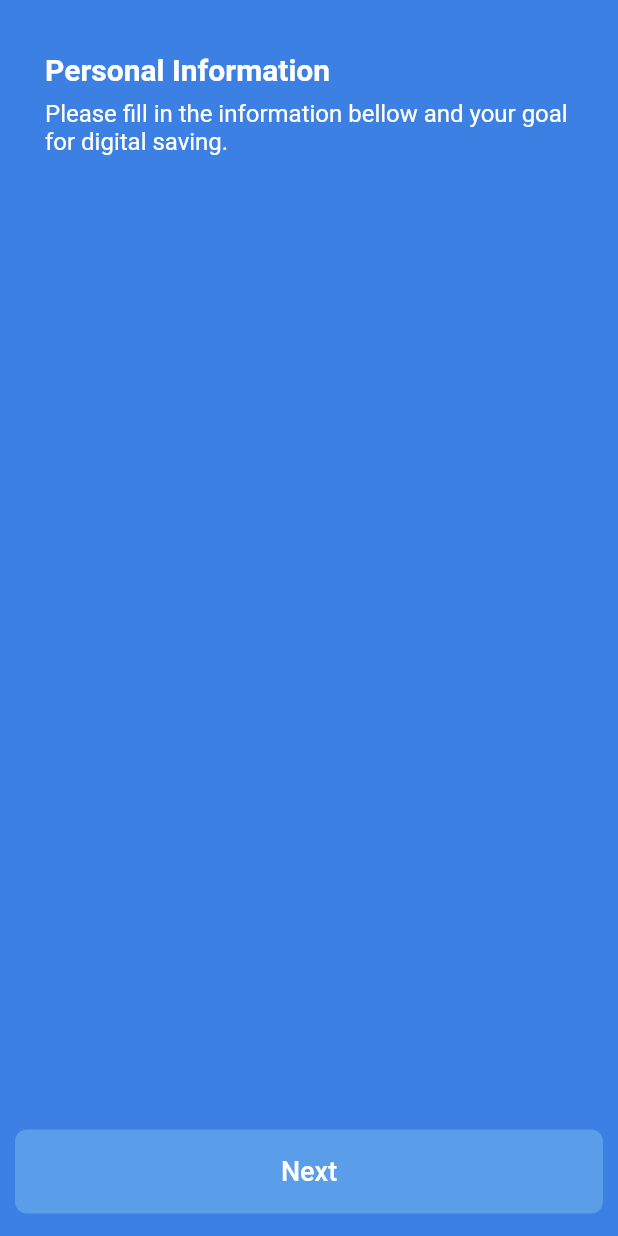
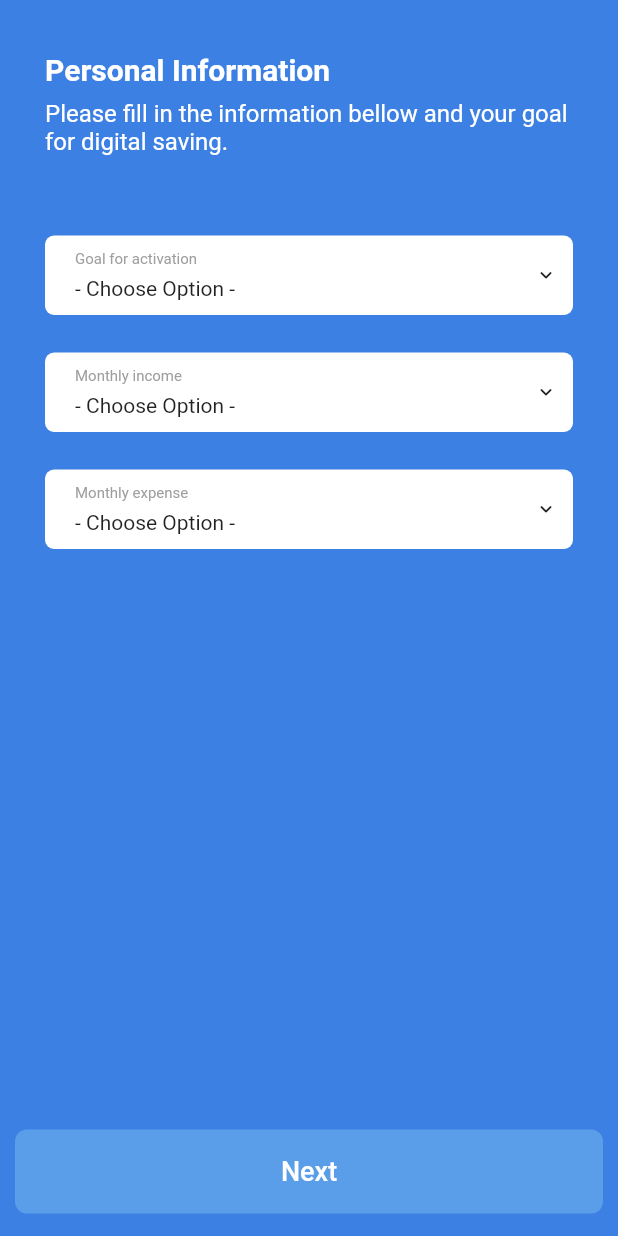
Before and after one commit to grinaldiwisnu/bank-jago-app, a Flutter app: the PersonalUI screen opened directly, on a phone screen of 412 x 824 dp. Run offline on Flutter 3.47's test engine with Material 2 defaults, Android fonts, the phone set to English and light mode, and no system bars.

Commit message:
finish personal ui create custom dropdown button with scrollbar and expanded box

```diff
--- a/lib/ui/personal_ui.dart
+++ b/lib/ui/personal_ui.dart
@@ -1,5 +1,6 @@
 import 'package:flutter/material.dart';
 import 'package:gin_finans/widget/base_button.dart';
+import 'package:gin_finans/widget/dropdown_custom.dart';
 
 class PersonalUI extends StatefulWidget {
   final int slideIndex;
@@ -13,6 +14,16 @@ class PersonalUI extends StatefulWidget {
 
 class _PersonalUIState extends State<PersonalUI> {
   final formKey = GlobalKey<FormState>();
+  List<String> listGoals = [
+    "Saving 1-10M",
+    "Saving 11-20M",
+    "Saving 21-30M",
+    "Saving Above 50M"
+  ];
+  List<String> listIncome = ["1-5M", "6-15M", "16-25M", "Above 25M"];
+  List<String> listExpense = ["1-5M", "6-15M", "16-25M", "Above 25M"];
+
+  int selectedGoals, selectedIncome, selectedExpense;
 
   @override
   Widget build(BuildContext context) {
@@ -44,8 +55,44 @@ class _PersonalUIState extends State<PersonalUI> {
                     ),
                   ),
                   Padding(
-                      padding: const EdgeInsets.only(top: 25, bottom: 35),
-                      child: Container()),
+                      padding: const EdgeInsets.only(
+                        top: 45,
+                      ),
+                      child: DropdownCustom(
+                        title: "Goal for activation",
+                        list: listGoals,
+                        onChange: (val) {
+                          selectedGoals = val;
+                        },
+                        groupValue: selectedGoals,
+                        label: "- Choose Option -",
+                      )),
+                  Padding(
+                      padding: const EdgeInsets.only(
+                        top: 25,
+                      ),
+                      child: DropdownCustom(
+                        title: "Monthly income",
+                        list: listIncome,
+                        onChange: (val) {
+                          selectedIncome = val;
+                        },
+                        groupValue: selectedIncome,
+                        label: "- Choose Option -",
+                      )),
+                  Padding(
+                      padding: const EdgeInsets.only(
+                        top: 25,
+                      ),
+                      child: DropdownCustom(
+                        title: "Monthly expense",
+                        list: listExpense,
+                        onChange: (val) {
+                          selectedExpense = val;
+                        },
+                        groupValue: selectedExpense,
+                        label: "- Choose Option -",
+                      )),
                 ],
               ),
             ),
@@ -55,7 +102,12 @@ class _PersonalUIState extends State<PersonalUI> {
                 bottom: MediaQuery.of(context).viewInsets.bottom),
             child: BaseButton(
               onTap: () {
-                if (formKey.currentState.validate()) {
+                if ((selectedIncome != null &&
+                        selectedGoals != null &&
+                        selectedExpense != null) &&
+                    (selectedIncome > 0 &&
+                        selectedGoals > 0 &&
+                        selectedExpense > 0)) {
                   widget.next(true);
                 } else {
                   widget.next(false);
--- /dev/null
+++ b/lib/widget/dropdown_custom.dart
@@ -0,0 +1,114 @@
+import 'package:flutter/material.dart';
+import 'package:gin_finans/widget/ExpandedBox.dart';
+import 'package:gin_finans/widget/custom_scrollbar.dart';
+
+class DropdownCustom extends StatefulWidget {
+  final List<String> list;
+  final String title;
+  bool isStrechedDropDown = false;
+  Function(int) onChange;
+  int groupValue;
+  String label = '- Choose Option -';
+
+  DropdownCustom(
+      {Key key,
+      this.list,
+      this.title,
+      this.onChange,
+      this.groupValue,
+      this.label})
+      : super(key: key);
+
+  @override
+  _DropdownCustomState createState() => _DropdownCustomState();
+}
+
+class _DropdownCustomState extends State<DropdownCustom> {
+  @override
+  Widget build(BuildContext context) {
+    return Container(
+      decoration: BoxDecoration(
+          color: Colors.white,
+          borderRadius: BorderRadius.all(Radius.circular(6))),
+      child: Column(
+        children: [
+          Container(
+              // height: 45,
+              width: double.infinity,
+              padding: EdgeInsets.only(right: 10),
+              decoration: BoxDecoration(
+                  borderRadius: BorderRadius.all(Radius.circular(6))),
+              constraints: BoxConstraints(
+                minHeight: 45,
+                minWidth: double.infinity,
+              ),
+              alignment: Alignment.center,
+              child: Row(
+                mainAxisAlignment: MainAxisAlignment.spaceBetween,
+                children: [
+                  Expanded(
+                    child: Padding(
+                      padding: const EdgeInsets.symmetric(
+                          horizontal: 20, vertical: 10),
+                      child: Column(
+                        crossAxisAlignment: CrossAxisAlignment.start,
+                        children: [
+                          Text(
+                            widget.title,
+                            style: TextStyle(fontSize: 10, color: Colors.grey),
+                          ),
+                          SizedBox(
+                            height: 5,
+                          ),
+                          Text(
+                            widget.label,
+                          ),
+                        ],
+                      ),
+                    ),
+                  ),
+                  GestureDetector(
+                      onTap: () {
+                        setState(() {
+                          widget.isStrechedDropDown =
+                              !widget.isStrechedDropDown;
+                        });
+                      },
+                      child: Icon(
+                        widget.isStrechedDropDown
+                            ? Icons.keyboard_arrow_up_rounded
+                            : Icons.keyboard_arrow_down_rounded,
+                        size: 16,
+                      ))
+                ],
+              )),
+          ExpandedBox(
+            expand: widget.isStrechedDropDown,
+            height: 100,
+            child: CustomScrollbar(
+              builder: (context, scrollController2) => ListView.builder(
+                  padding: EdgeInsets.all(0),
+                  controller: scrollController2,
+                  shrinkWrap: true,
+                  itemCount: widget.list.length,
+                  itemBuilder: (context, index) {
+                    return RadioListTile(
+                        title: Text(widget.list.elementAt(index)),
+                        value: index,
+                        groupValue: widget.groupValue,
+                        onChanged: (val) {
+                          setState(() {
+                            widget.groupValue = val;
+                            widget.label = widget.list.elementAt(index);
+                            widget.isStrechedDropDown = false;
+                            widget.onChange(index);
+                          });
+                        });
+                  }),
+            ),
+          )
+        ],
+      ),
+    );
+  }
+}
```
Also changed, not shown: lib/widget/ExpandedBox.dart (added, +75 -0 lines), lib/widget/custom_scrollbar.dart (added, +89 -0 lines).
